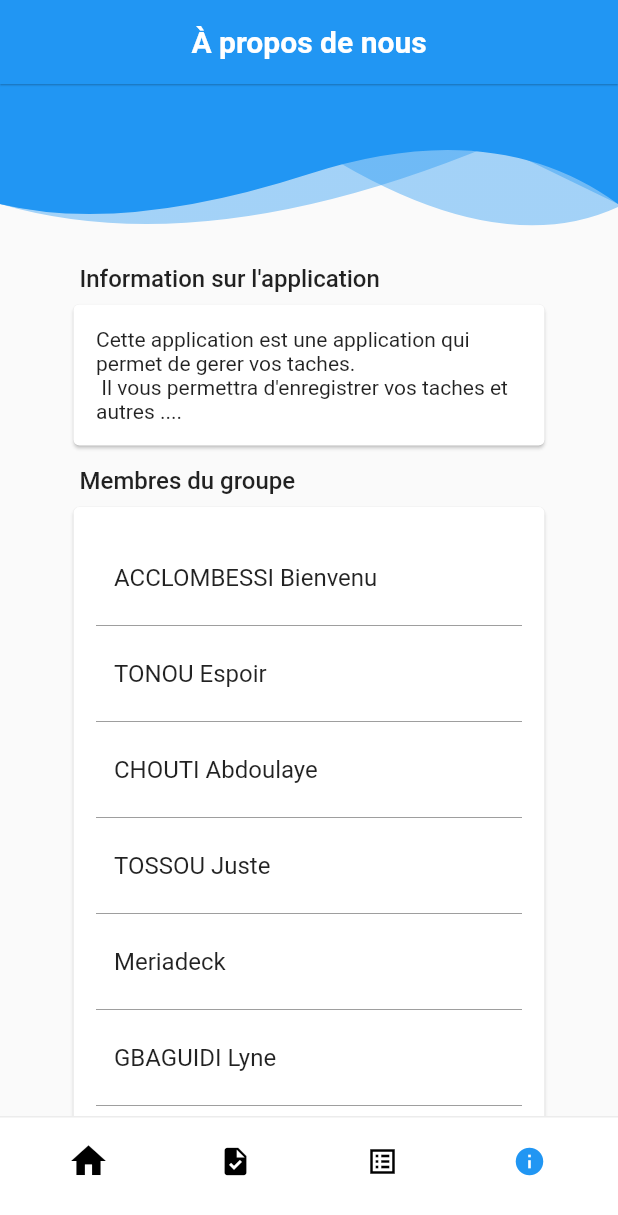
After one commit to Bienvenu-acclombessi/todo_flutter_app, a Flutter app: the RootApp screen opened directly, item 4 of the bottom bar chosen, on a phone screen of 412 x 824 dp. The commit adds this screen. Shown: the top 1215 px of the screen. Run offline on Flutter 3.47's test engine with Material 2 defaults, Android fonts, the phone set to English and light mode, and no system bars; our stand-ins replace datetime_picker_formfield_new, dio, fluttertoast, hexcolor, select_form_field, shared_preferences and 1 more; accounts and stored records are empty; network calls fail.

Commit message:
about aajouté

```diff
--- /dev/null
+++ b/lib/todo/pages/about.dart
@@ -0,0 +1,178 @@
+
+import 'package:flutter/cupertino.dart';
+import 'package:flutter/material.dart';
+import 'package:flutter/services.dart';
+import 'login_page.dart';
+import 'splash_screen.dart';
+import 'widgets/header_widget.dart';
+
+import 'forgot_password_page.dart';
+import 'registration_page.dart';
+
+class AboutPage extends StatefulWidget{
+
+  @override
+  State<StatefulWidget> createState() {
+     return _AboutPageState();
+  }
+}
+
+class _AboutPageState extends State<AboutPage>{
+
+  double  _drawerIconSize = 24;
+  double _drawerFontSize = 17;
+
+  @override
+  Widget build(BuildContext context) {
+    return Scaffold(
+      appBar: AppBar(
+        title: Text("À propos de nous",
+          style: TextStyle(color: Colors.white, fontWeight: FontWeight.bold),
+        ),
+        centerTitle: true,
+        elevation: 0.5,
+        iconTheme: IconThemeData(color: Colors.white),
+        flexibleSpace:Container(
+          decoration: BoxDecoration(
+              gradient: LinearGradient(
+                  begin: Alignment.topLeft,
+                  end: Alignment.bottomRight,
+                  colors: <Color>[Theme.of(context).primaryColor, Theme.of(context).accentColor,]
+              )
+          ),
+        ),
+
+      ),
+      body: SingleChildScrollView(
+        child: Stack(
+          children: [
+            Container(height: 100, child: HeaderWidget(100,false,Icons.house_rounded),),
+            Container(
+              alignment: Alignment.center,
+              margin: EdgeInsets.fromLTRB(25, 10, 25, 10),
+              padding: EdgeInsets.fromLTRB(10, 0, 10, 0),
+              child: Column(
+                children: [
+
+                  SizedBox(height: 100,),
+                  Container(
+                    padding: EdgeInsets.all(10),
+                    child: Column(
+                      children: <Widget>[
+                        Container(
+                          padding: const EdgeInsets.only(left: 8.0, bottom: 4.0),
+                          alignment: Alignment.topLeft,
+                          child: Text(
+                            "Information sur l'application",
+                            style: TextStyle(
+                              color: Colors.black87,
+                              fontWeight: FontWeight.w500,
+                              fontSize: 16,
+                            ),
+                            textAlign: TextAlign.left,
+                          ),
+                        ),
+
+                        Card(
+                          child: Container(
+                            alignment: Alignment.topLeft,
+                            padding: EdgeInsets.all(15),
+                            child: Column(
+                              children: <Widget>[
+                                Column(
+                                  children: <Widget>[
+                                    Text('Cette application est une application qui permet de gerer vos taches. \n Il vous permettra d\'enregistrer vos taches et autres .... ')
+                                  ],
+                                )
+                              ],
+                            ),
+                          ),
+                        ),
+                        SizedBox(height: 10,),
+                        Container(
+                          padding: const EdgeInsets.only(left: 8.0, bottom: 4.0),
+                          alignment: Alignment.topLeft,
+                          child: Text(
+                            "Membres du groupe",
+                            style: TextStyle(
+                              color: Colors.black87,
+                              fontWeight: FontWeight.w500,
+                              fontSize: 16,
+                            ),
+                            textAlign: TextAlign.left,
+                          ),
+                        ),
+                        Card(
+                          child: Container(
+                            alignment: Alignment.topLeft,
+                            padding: EdgeInsets.all(15),
+                            child: Column(
+                              children: <Widget>[
+                                Column(
+                                  children: <Widget>[
+                                    ...ListTile.divideTiles(
+                                      color: Colors.grey,
+                                      tiles: [
+                                        ListTile(
+                                          contentPadding: EdgeInsets.symmetric(
+                                              horizontal: 12, vertical: 4),
+                                          title: Text("ACCLOMBESSI Bienvenu"),
+                                        ),
+                                         ListTile(
+                                          contentPadding: EdgeInsets.symmetric(
+                                              horizontal: 12, vertical: 4),
+                                          title: Text("TONOU Espoir"),
+
+                                        ),
+                                         ListTile(
+                                          contentPadding: EdgeInsets.symmetric(
+                                              horizontal: 12, vertical: 4),
+                                          title: Text("CHOUTI Abdoulaye"),
+                                        ),
+                                         ListTile(
+                                          contentPadding: EdgeInsets.symmetric(
+                                              horizontal: 12, vertical: 4),
+                                          title: Text("TOSSOU Juste"),
+                                        ),
+                                         ListTile(
+                                          contentPadding: EdgeInsets.symmetric(
+                                              horizontal: 12, vertical: 4),
+                                          title: Text("Meriadeck"),
+                                        ),
+                                         ListTile(
+                                          contentPadding: EdgeInsets.symmetric(
+                                              horizontal: 12, vertical: 4),
+                                          title: Text("GBAGUIDI Lyne"),
+                                        ),
+                                         ListTile(
+                                          contentPadding: EdgeInsets.symmetric(
+                                              horizontal: 12, vertical: 4),
+                                          title: Text("Lawani Wakilath"),
+                                        ),
+                                         ListTile(
+                                          contentPadding: EdgeInsets.symmetric(
+                                              horizontal: 12, vertical: 4),
+                                          title: Text("Carlos"),
+                                        ),
+
+                                      ],
+                                    ),
+                                  ],
+                                )
+                              ],
+                            ),
+                          ),
+                        )
+                      ],
+                    ),
+                  )
+                ],
+              ),
+            )
+          ],
+        ),
+      ),
+    );
+  }
+
+}
--- a/lib/todo/pages/new_tache.dart
+++ b/lib/todo/pages/new_tache.dart
@@ -31,7 +31,7 @@ class _NouvelleTachePageState extends State<NouvelleTachePage> {
   final priorityController = TextEditingController();
   final deadlineController = TextEditingController();
 
-  final format = DateFormat("yyyy-MM-dd HH:mm");
+  final format = DateFormat("yyyy-MM-dd HH:mm:ss");
   final List<Map<String, dynamic>> _items = [
     {
       'value': 'low',
--- a/lib/todo/pages/widgets/task_card_sqlite.dart
+++ b/lib/todo/pages/widgets/task_card_sqlite.dart
@@ -19,7 +19,7 @@ class _TaskCardState extends State<TaskCard> {
   @override
   Widget build(BuildContext context) {
     return Container(
-      margin: EdgeInsets.only(bottom: 10),
+      margin: EdgeInsets.only(bottom: 10,top: 10),
       decoration: ThemeHelper().BoxDecorationShaddow(),
       child: Container(
         constraints: BoxConstraints(
--- a/lib/todo/root_page.dart
+++ b/lib/todo/root_page.dart
@@ -1,5 +1,6 @@
 
 import 'package:blog/screens/taches.dart';
+import 'package:blog/todo/pages/about.dart';
 import 'package:blog/todo/pages/dashbord.dart';
 import 'package:blog/todo/pages/my_tache.dart';
 import 'package:blog/todo/pages/taches_sqlites.dart';
@@ -10,6 +11,7 @@ List itemsTab = [
   {"icon": Icons.home, "size": 28.0},
   {"icon": Icons.task, "size": 22.0},
   {"icon": Icons.list_alt_sharp, "size": 22.0},
+  {"icon": Icons.info, "size": 22.0},
 ];
 class RootApp extends StatefulWidget {
   const RootApp({super.key});
@@ -26,7 +28,8 @@ class _RootAppState extends State<RootApp> {
   static  List<Widget> _widgetOptions = <Widget>[
       DashboardPage(),
       MyTachesPage(),
-      MyTachesPageSqlite()
+      MyTachesPageSqlite(),
+      AboutPage()
 
   ];
 
--- a/lib/todo/services/db_service.dart
+++ b/lib/todo/services/db_service.dart
@@ -36,7 +36,7 @@ DatabaseHelper._privateConstructor();
 
   Future<List<TacheSqlite>> fetch() async {
     final db = await instance.database;
- final List<Map<String, dynamic>> maps = await db.query('messages',orderBy: 'id DESC');
+ final List<Map<String, dynamic>> maps = await db.query('taches',orderBy: 'id DESC');
 
     // Convert the List<Map<String, dynamic> into a List<Dog>.
     return List.generate(maps.length, (i) {
```
